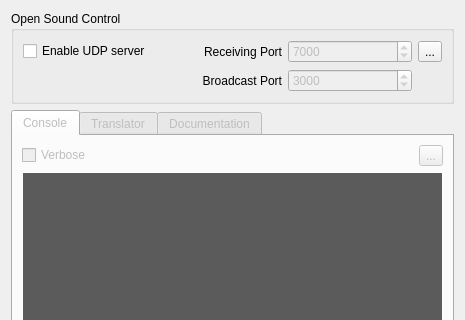
This is src/OpenSoundControlTranslator.ui in markus-wa/glmixer-mirror as Qt 5 draws it before an edit; both pictures show x 0 to 465 and y 0 to 320 of the 465 by 531 pixel window. The edited form follows.
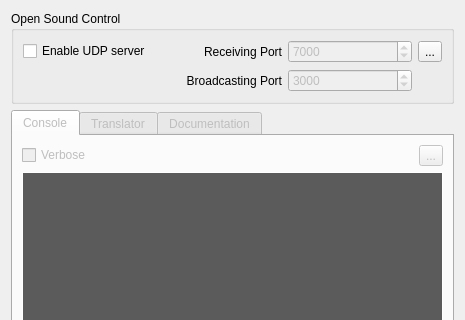
This is the edited form. Icons and pictures are not drawn.

Commit message: OSC Broadcast of the information for connecting to GLMixer on start of OSC server. Additional property for timing of a media file.

Diff of the .ui file:
```diff
--- a/src/OpenSoundControlTranslator.ui
+++ b/src/OpenSoundControlTranslator.ui
@@ -77,7 +77,7 @@
       <item row="1" column="1">
        <widget class="QLabel" name="label">
         <property name="text">
-         <string>Broadcast Port</string>
+         <string>Broadcasting Port</string>
         </property>
         <property name="alignment">
          <set>Qt::AlignRight|Qt::AlignTrailing|Qt::AlignVCenter</set>
```
Left out of the diff: 12 changed lines with no effect on the pictures. The commit also changes 2 other files.
